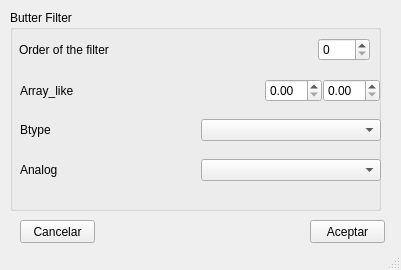
Old version of the form Produccion/Static/uiFiles/graphConfig.ui in the repository luisguariglia/Proyecto-Tip-LIBiAM.
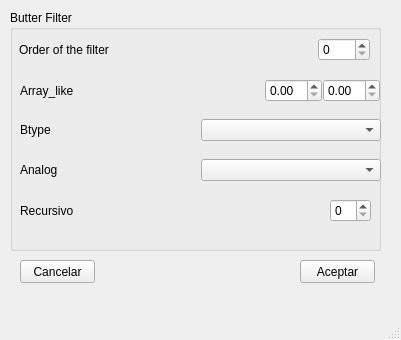
New version of the form.

Patch:
```diff
--- a/Produccion/Static/uiFiles/graphConfig.ui
+++ b/Produccion/Static/uiFiles/graphConfig.ui
@@ -7,7 +7,7 @@
     <x>0</x>
     <y>0</y>
     <width>401</width>
-    <height>270</height>
+    <height>340</height>
    </rect>
   </property>
   <property name="windowTitle">
@@ -32,7 +32,7 @@
       <x>10</x>
       <y>10</y>
       <width>371</width>
-      <height>201</height>
+      <height>241</height>
      </rect>
     </property>
     <property name="title">
@@ -226,12 +226,77 @@
       </item>
      </layout>
     </widget>
+    <widget class="QWidget" name="verticalLayoutWidget_5">
+     <property name="geometry">
+      <rect>
+       <x>10</x>
+       <y>180</y>
+       <width>361</width>
+       <height>41</height>
+      </rect>
+     </property>
+     <layout class="QVBoxLayout" name="verticalLayout_10">
+      <property name="spacing">
+       <number>0</number>
+      </property>
+      <item>
+       <layout class="QHBoxLayout" name="horizontalLayout_15">
+        <item>
+         <widget class="QLabel" name="label_15">
+          <property name="text">
+           <string>Recursivo</string>
+          </property>
+         </widget>
+        </item>
+        <item>
+         <spacer name="horizontalSpacer_6">
+          <property name="orientation">
+           <enum>Qt::Horizontal</enum>
+          </property>
+          <property name="sizeType">
+           <enum>QSizePolicy::Expanding</enum>
+          </property>
+          <property name="sizeHint" stdset="0">
+           <size>
+            <width>10</width>
+            <height>20</height>
+           </size>
+          </property>
+         </spacer>
+        </item>
+        <item>
+         <widget class="QSpinBox" name="recursivo">
+          <property name="maximum">
+           <number>20</number>
+          </property>
+         </widget>
+        </item>
+        <item>
+         <spacer name="horizontalSpacer_7">
+          <property name="orientation">
+           <enum>Qt::Horizontal</enum>
+          </property>
+          <property name="sizeType">
+           <enum>QSizePolicy::Minimum</enum>
+          </property>
+          <property name="sizeHint" stdset="0">
+           <size>
+            <width>10</width>
+            <height>10</height>
+           </size>
+          </property>
+         </spacer>
+        </item>
+       </layout>
+      </item>
+     </layout>
+    </widget>
    </widget>
    <widget class="QPushButton" name="cancelar">
     <property name="geometry">
      <rect>
       <x>20</x>
-      <y>220</y>
+      <y>260</y>
       <width>75</width>
       <height>23</height>
      </rect>
@@ -243,8 +308,8 @@
    <widget class="QPushButton" name="aceptar">
     <property name="geometry">
      <rect>
-      <x>310</x>
-      <y>220</y>
+      <x>300</x>
+      <y>260</y>
       <width>75</width>
       <height>23</height>
      </rect>
```
